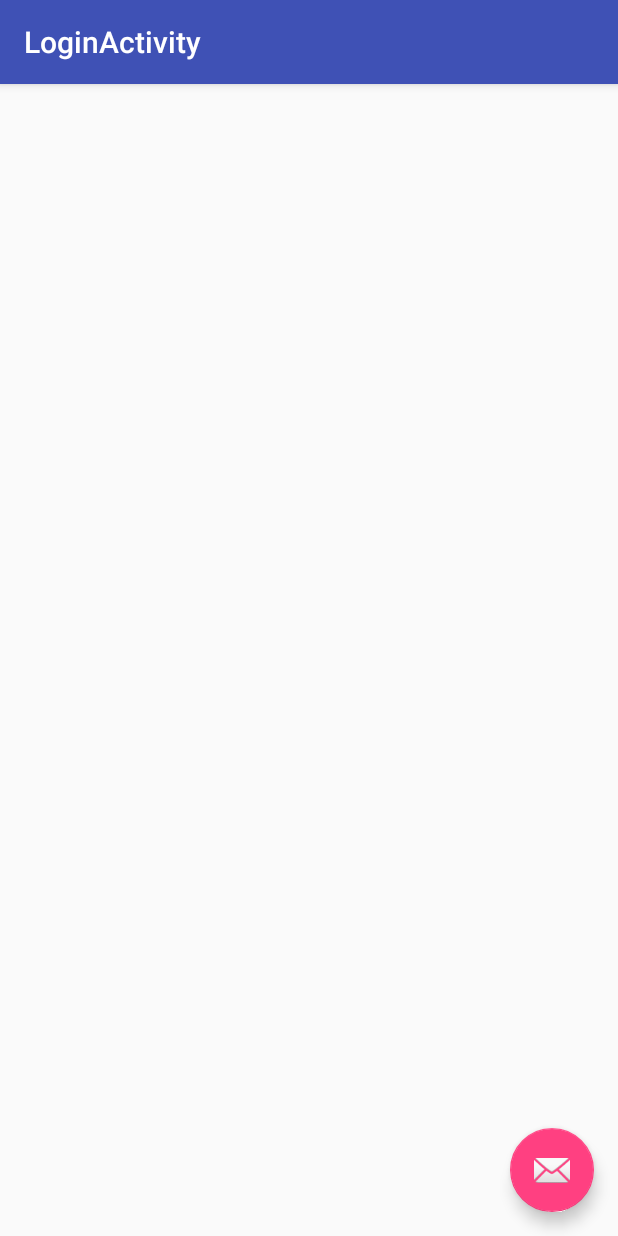
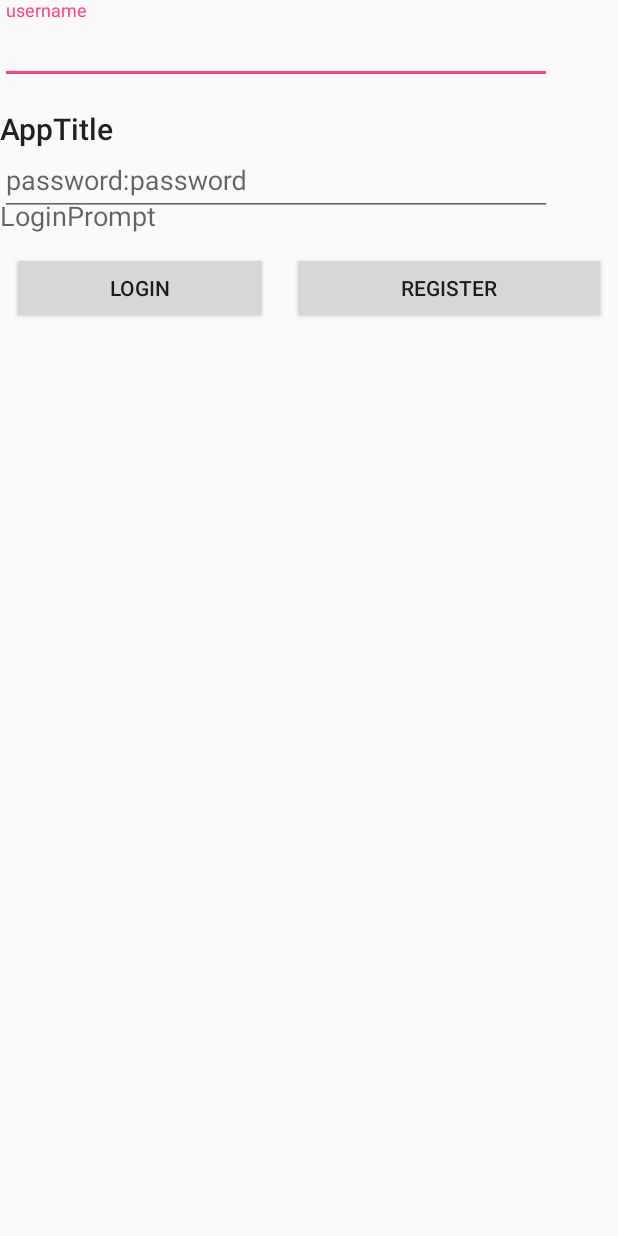
Before and after one commit to james-a-johnson-zz/BreadBox, an Android app: the LoginActivity screen opened directly, with no data from a screen before it, on a phone screen of 412 x 824 dp. Run offline under Robolectric (Android 15) with nearby library versions, the phone set to English and light mode, and no system bars.

Commit message:
Built layout for login, and logic for successful login.

```diff
--- a/app/src/main/java/spacepirates/breadbox/LoginActivity.java
+++ b/app/src/main/java/spacepirates/breadbox/LoginActivity.java
@@ -1,11 +1,15 @@
 package spacepirates.breadbox;
 
+import android.content.Context;
+import android.content.Intent;
 import android.os.Bundle;
 import android.support.design.widget.FloatingActionButton;
 import android.support.design.widget.Snackbar;
 import android.support.v7.app.AppCompatActivity;
 import android.support.v7.widget.Toolbar;
 import android.view.View;
+import android.widget.Button;
+import android.widget.EditText;
 
 public class LoginActivity extends AppCompatActivity {
 
@@ -13,17 +17,27 @@ public class LoginActivity extends AppCompatActivity {
     protected void onCreate(Bundle savedInstanceState) {
         super.onCreate(savedInstanceState);
         setContentView(R.layout.activity_login);
-        Toolbar toolbar = (Toolbar) findViewById(R.id.toolbar);
-        setSupportActionBar(toolbar);
 
-        FloatingActionButton fab = (FloatingActionButton) findViewById(R.id.fab);
-        fab.setOnClickListener(new View.OnClickListener() {
-            @Override
+
+        final EditText usernameField = findViewById(R.id.UsernameField);
+        final EditText passwordField = findViewById(R.id.PasswordField);
+        Button loginButton = findViewById(R.id.LoginButton);
+        Button registerButton = findViewById(R.id.RegisterButton);
+
+        final String username = "user";
+        final String password = "pass";
+
+        loginButton.setOnClickListener(new View.OnClickListener() {
             public void onClick(View view) {
-                Snackbar.make(view, "Replace with your own action", Snackbar.LENGTH_LONG)
-                        .setAction("Action", null).show();
-            }
-        });
+                if (usernameField.getText().equals(username)
+                        && passwordField.getText().equals(password)) {
+                    Context context = view.getContext();
+                    Intent intent = new Intent(context, MainActivity.class);
+                    context.startActivity(intent);
+                }
+        }}
+        );
+
     }
 
 }
--- a/app/src/main/res/layout/activity_login.xml
+++ b/app/src/main/res/layout/activity_login.xml
@@ -1,33 +1,98 @@
 <?xml version="1.0" encoding="utf-8"?>
-<android.support.design.widget.CoordinatorLayout xmlns:android="http://schemas.android.com/apk/res/android"
+<android.support.constraint.ConstraintLayout xmlns:android="http://schemas.android.com/apk/res/android"
     xmlns:app="http://schemas.android.com/apk/res-auto"
     xmlns:tools="http://schemas.android.com/tools"
+    android:id="@+id/coordinatorLayout"
     android:layout_width="match_parent"
     android:layout_height="match_parent"
     tools:context=".LoginActivity">
 
-    <android.support.design.widget.AppBarLayout
-        android:layout_width="match_parent"
-        android:layout_height="wrap_content"
-        android:theme="@style/AppTheme.AppBarOverlay">
-
-        <android.support.v7.widget.Toolbar
-            android:id="@+id/toolbar"
-            android:layout_width="match_parent"
-            android:layout_height="?attr/actionBarSize"
-            android:background="?attr/colorPrimary"
-            app:popupTheme="@style/AppTheme.PopupOverlay" />
-
-    </android.support.design.widget.AppBarLayout>
-
-    <include layout="@layout/content_login" />
-
-    <android.support.design.widget.FloatingActionButton
-        android:id="@+id/fab"
+    <TextView
+        android:id="@+id/textView3"
         android:layout_width="wrap_content"
         android:layout_height="wrap_content"
-        android:layout_gravity="bottom|end"
-        android:layout_margin="@dimen/fab_margin"
-        app:srcCompat="@android:drawable/ic_dialog_email" />
+        android:layout_marginTop="72dp"
+        android:text="AppTitle"
+        android:textAppearance="@style/TextAppearance.AppCompat.Title"
+        app:layout_constraintTop_toTopOf="parent"
+        tools:layout_editor_absoluteX="146dp"
+        tools:text="@string/app_name" />
 
-</android.support.design.widget.CoordinatorLayout>
+    <TextView
+        android:id="@+id/textView5"
+        android:layout_width="wrap_content"
+        android:layout_height="wrap_content"
+        android:layout_marginTop="32dp"
+        android:text="LoginPrompt"
+        android:textAppearance="@style/TextAppearance.AppCompat.Medium"
+        app:layout_constraintTop_toBottomOf="@+id/textView3"
+        tools:layout_editor_absoluteX="163dp"
+        tools:text="Login:" />
+
+    <android.support.design.widget.TextInputLayout
+        android:id="@+id/textInputLayout"
+        android:layout_width="368dp"
+        android:layout_height="wrap_content"
+        tools:layout_editor_absoluteX="8dp"
+        tools:layout_editor_absoluteY="199dp">
+
+        <android.support.design.widget.TextInputEditText
+            android:id="@+id/UsernameField"
+            android:layout_width="match_parent"
+            android:layout_height="match_parent"
+            android:hint="username"
+            android:inputType="text|textPassword" />
+    </android.support.design.widget.TextInputLayout>
+
+    <android.support.design.widget.TextInputLayout
+        android:id="@+id/textInputLayout2"
+        android:layout_width="368dp"
+        android:layout_height="wrap_content"
+        android:layout_marginTop="32dp"
+        app:layout_constraintTop_toBottomOf="@+id/textInputLayout"
+        tools:layout_editor_absoluteX="8dp">
+
+        <android.support.design.widget.TextInputEditText
+            android:id="@+id/PasswordField"
+            android:layout_width="match_parent"
+            android:layout_height="wrap_content"
+            android:hint="password:password"
+            android:inputType="textPassword" />
+    </android.support.design.widget.TextInputLayout>
+
+    <Button
+        android:id="@+id/LoginButton"
+        android:layout_width="0dp"
+        android:layout_height="wrap_content"
+        android:layout_marginEnd="8dp"
+        android:layout_marginLeft="8dp"
+        android:layout_marginRight="8dp"
+        android:layout_marginStart="8dp"
+        android:layout_marginTop="24dp"
+        android:text="Login"
+        app:layout_constraintEnd_toStartOf="@+id/guideline4"
+        app:layout_constraintStart_toStartOf="parent"
+        app:layout_constraintTop_toBottomOf="@+id/textInputLayout2" />
+
+    <Button
+        android:id="@+id/RegisterButton"
+        android:layout_width="0dp"
+        android:layout_height="wrap_content"
+        android:layout_marginEnd="8dp"
+        android:layout_marginLeft="8dp"
+        android:layout_marginRight="8dp"
+        android:layout_marginStart="8dp"
+        android:layout_marginTop="24dp"
+        android:text="Register"
+        app:layout_constraintEnd_toEndOf="parent"
+        app:layout_constraintStart_toStartOf="@+id/guideline4"
+        app:layout_constraintTop_toBottomOf="@+id/textInputLayout2" />
+
+    <android.support.constraint.Guideline
+        android:id="@+id/guideline4"
+        android:layout_width="wrap_content"
+        android:layout_height="wrap_content"
+        android:orientation="vertical"
+        app:layout_constraintGuide_begin="187dp" />
+
+</android.support.constraint.ConstraintLayout>
--- a/app/src/main/res/layout/activity_main.xml
+++ b/app/src/main/res/layout/activity_main.xml
@@ -9,7 +9,7 @@
     <TextView
         android:id="@+id/sample_text"
         android:layout_width="wrap_content"
-        android:layout_height="wrap_content"
+        android:layout_height="1dp"
         android:text="Hello World!"
         app:layout_constraintBottom_toBottomOf="parent"
         app:layout_constraintLeft_toLeftOf="parent"
```
